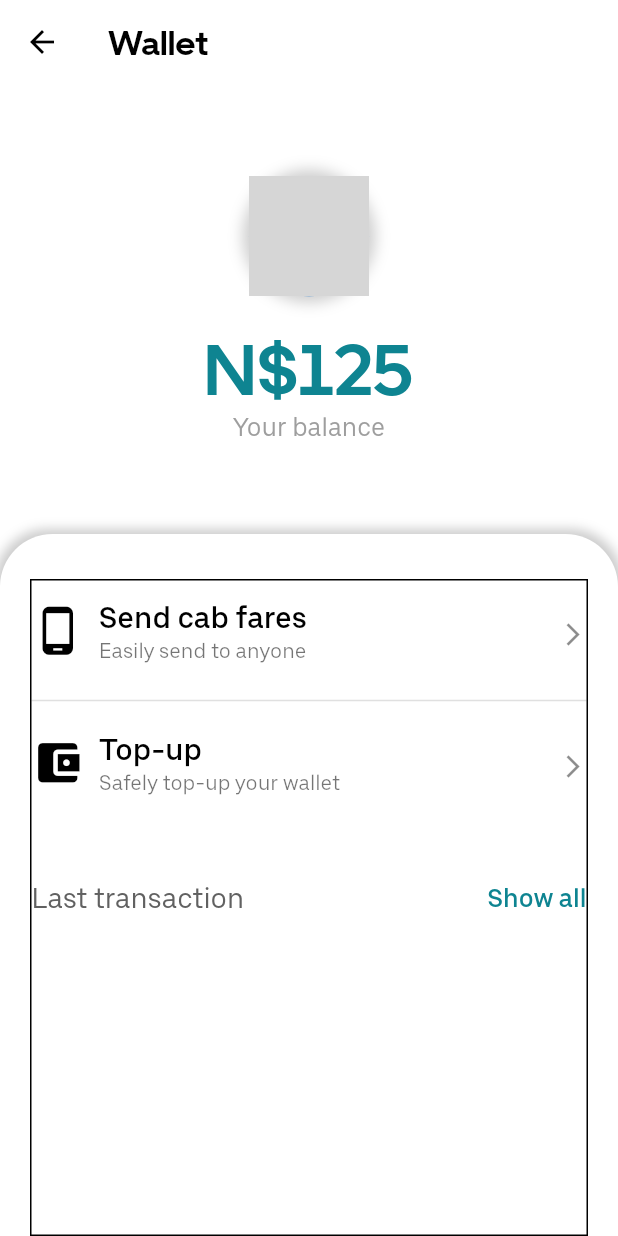
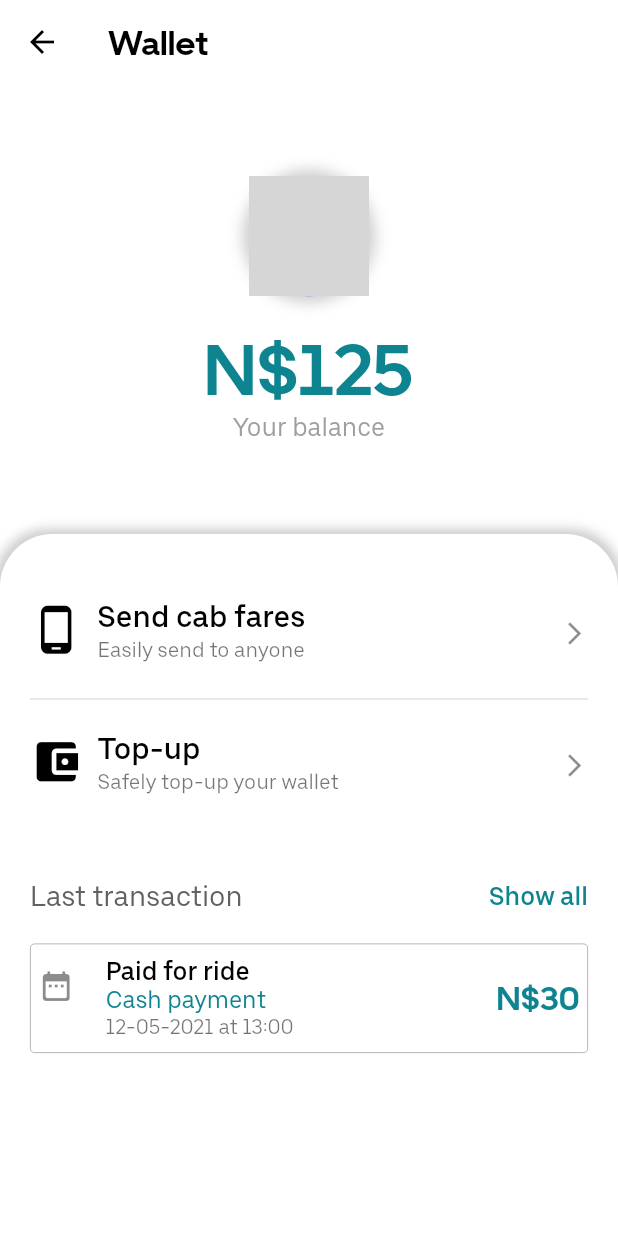
Before and after one commit to Taxiconnect-na/Riders-app-flutter, a Flutter app: the WalletEntry screen opened by its route, on a phone screen of 412 x 824 dp. Run offline on Flutter 3.47's test engine with Material 2 defaults, Android fonts, the phone set to English and light mode, and no system bars; our stand-ins replace animated_text_kit, flutter_countdown_timer, modal_bottom_sheet, pin_code_fields; grey boxes are pictures that could not be loaded.

Commit message:
Riders App 2.2.30008
[*] Major additions...to the Wallet

```diff
--- a/lib/Components/Wallet/WalletEntry.dart
+++ b/lib/Components/Wallet/WalletEntry.dart
@@ -120,7 +120,6 @@ class WalletEntryBottomPart extends StatelessWidget {
   @override
   Widget build(BuildContext context) {
     return Container(
-      decoration: BoxDecoration(border: Border.all(width: 1)),
       child: Column(
         children: [
           ListTile(
@@ -178,6 +177,10 @@ class LastTransactionSection extends StatelessWidget {
   Widget build(BuildContext context) {
     return Padding(
       padding: EdgeInsets.only(top: 20, bottom: 15),
+      child: Column(
+        children: [
+          Padding(
+            padding: const EdgeInsets.only(bottom: 20),
             child: Row(
               children: [
                 Expanded(
@@ -192,6 +195,42 @@ class LastTransactionSection extends StatelessWidget {
                         color: Color.fromRGBO(14, 132, 145, 1)))
               ],
             ),
+          ),
+          Container(
+            decoration: BoxDecoration(
+                border: Border.all(width: 0.5, color: Colors.grey),
+                borderRadius: BorderRadius.circular(3)),
+            child: ListTile(
+              horizontalTitleGap: 5,
+              contentPadding: EdgeInsets.only(left: 5, right: 5),
+              leading: Icon(Icons.date_range_rounded),
+              title: Column(
+                mainAxisAlignment: MainAxisAlignment.start,
+                children: [
+                  Container(
+                      alignment: Alignment.centerLeft,
+                      child: Text('Paid for ride',
+                          style: TextStyle(
+                              fontFamily: 'MoveTextMedium', fontSize: 17))),
+                  Container(
+                      alignment: Alignment.centerLeft,
+                      child: Text('Cash payment',
+                          style: TextStyle(
+                              color: Color.fromRGBO(14, 132, 145, 1))))
+                ],
+              ),
+              subtitle: Text('12-05-2021 at 13:00'),
+              trailing: Text(
+                'N\$30',
+                style: TextStyle(
+                    fontFamily: 'MoveBold',
+                    fontSize: 22,
+                    color: Color.fromRGBO(14, 132, 145, 1)),
+              ),
+            ),
+          )
+        ],
+      ),
     );
   }
 }
```
Also changed, not shown: lib/Components/Wallet/SendFundsEntry.dart (added, +113 -0 lines), lib/Components/Wallet/SendFundsFriendInputNumber.dart (renamed from lib/Components/Login/PhoneDetailsScreen.dart, +24 -11 lines), lib/main.dart (+7 -2 lines). Lines whose indentation alone changed are shown as unchanged.
